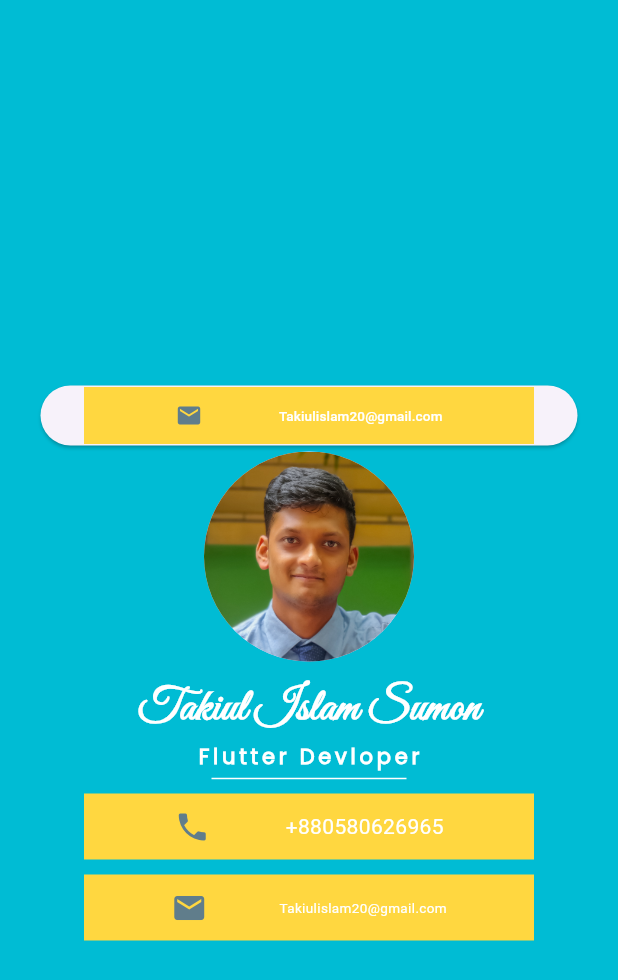
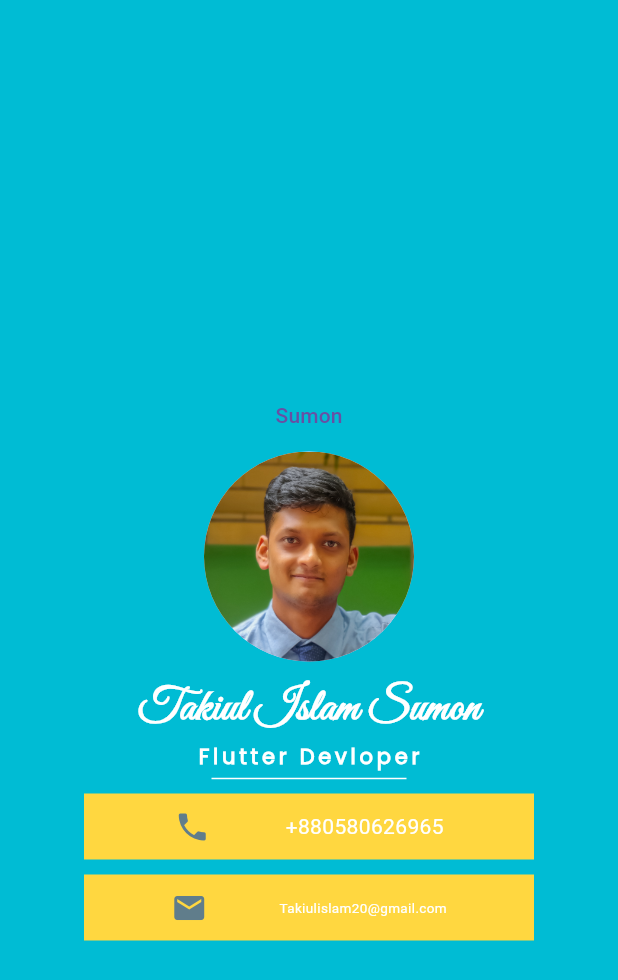
Before and after one commit to takiul-sumon/Business-Card-App, a Flutter app: the screen it shows after launch, on a phone screen of 412 x 824 dp. Shown: the top 980 px of the screen. Run offline on Flutter 3.47's test engine with Material 3 defaults, Android fonts, the phone set to English and light mode, and no system bars.

Commit message:
browse Link

```diff
--- a/lib/main.dart
+++ b/lib/main.dart
@@ -1,5 +1,6 @@
 import 'package:flutter/material.dart';
 import 'package:url_launcher/link.dart';
+import 'package:url_launcher/url_launcher.dart';
 
 void main() {
   runApp(Myapp());
@@ -39,42 +40,15 @@ class _MyappState extends State<Myapp> {
               children: [
                 // CircleAvatar(child: Image.asset('assets/images/less.jpg'),maxRadius: 20,)
                 //  Image.asset('/images/less.jpg',)
-                Link(
-                  target: LinkTarget.blank,
-                  uri: Uri.parse("http://www.facebook.com/TakiuliSumon"),
-                  builder: (context, followLink) => ElevatedButton(
-                      onPressed: followLink,
-                      child: Container(
-                        width: 300,
-                        // height: 40,
-                        color: Colors.amberAccent,
-                        // decoration: BoxDecoration(
-                        //     borderRadius: BorderRadius.circular(10),
-                        //     color: Colors.lightBlue),
-                        margin:
-                            EdgeInsets.symmetric(vertical: 0, horizontal: 5),
-                        padding: EdgeInsets.all(10),
 
-                        child: Row(
-                          mainAxisAlignment: MainAxisAlignment.spaceEvenly,
-                          children: [
-                            FittedBox(
-                                child: Icon(
-                              Icons.mail,
-                              color: Colors.blueGrey,
-                            )),
-                            FittedBox(
-                              child: Text(
-                                "Takiulislam20@gmail.com",
-                                style: TextStyle(
-                                  fontSize: 9,
-                                  color: Colors.white,
-                                ),
-                              ),
-                            )
-                          ],
-                        ),
-                      )),
+                TextButton(
+                  onPressed: () async {
+                    var url = Uri.http('facebook.com','/TakiuliSumon');
+                    if (await canLaunchUrl(url)) {
+                      await launchUrl(url);
+                    }
+                  },
+                  child: Text("Sumon"),
                 ),
                 CircleAvatar(
                   backgroundImage: AssetImage('assets/less.jpg'),
@@ -83,6 +57,43 @@ class _MyappState extends State<Myapp> {
                 SizedBox(
                   height: 10,
                 ),
+                // Link(
+                //   target: LinkTarget.blank,
+                //   uri: Uri.parse("http://www.facebook.com/TakiuliSumon"),
+                //   builder: (context, followLink) => ElevatedButton(
+                //       onPressed: followLink,
+                //       child: Container(
+                //         width: 300,
+                //         // height: 40,
+                //         color: Colors.amberAccent,
+                //         // decoration: BoxDecoration(
+                //         //     borderRadius: BorderRadius.circular(10),
+                //         //     color: Colors.lightBlue),
+                //         margin:
+                //             EdgeInsets.symmetric(vertical: 0, horizontal: 5),
+                //         padding: EdgeInsets.all(10),
+
+                //         child: Row(
+                //           mainAxisAlignment: MainAxisAlignment.spaceEvenly,
+                //           children: [
+                //             FittedBox(
+                //                 child: Icon(
+                //               Icons.mail,
+                //               color: Colors.blueGrey,
+                //             )),
+                //             FittedBox(
+                //               child: Text(
+                //                 "Takiulislam20@gmail.com",
+                //                 style: TextStyle(
+                //                   fontSize: 9,
+                //                   color: Colors.white,
+                //                 ),
+                //               ),
+                //             )
+                //           ],
+                //         ),
+                //       )),
+                // ),
                 Text("Takiul Islam Sumon",
                     style: TextStyle(
                         fontSize: 30,
```
Also changed, not shown: pubspec.lock.
